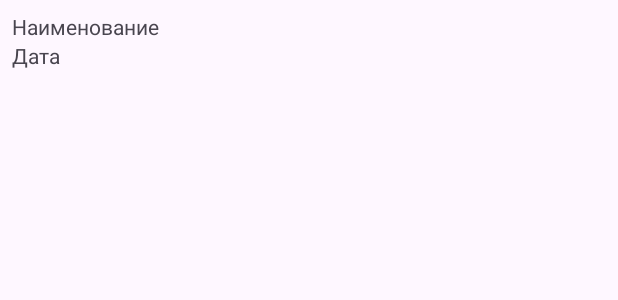
After one commit to Trebulkins/Mobile_lab6, an Android app: the layout list_item_crime.xml on its own in the app's theme, with its tools: preview values and no code run, on a phone screen of 412 x 824 dp. The commit adds this screen. Shown: the top 300 px of the screen. Run offline under Robolectric (Android 15) with nearby library versions, the phone set to English and light mode, and no system bars.

Commit message:
CrimeListFragments update 2

```diff
--- a/app/build.gradle.kts
+++ b/app/build.gradle.kts
@@ -37,6 +37,7 @@ android {
 
 dependencies {
 
+    implementation(libs.androidx.recyclerview)
     implementation(libs.androidx.lifecycle.extensions)
     implementation(libs.androidx.core.ktx)
     implementation(libs.androidx.appcompat)
--- a/app/src/main/java/com/example/mobile_lab6/MainActivity.kt
+++ b/app/src/main/java/com/example/mobile_lab6/MainActivity.kt
@@ -11,7 +11,7 @@ class MainActivity : AppCompatActivity() {
         val currentFragment =
             supportFragmentManager.findFragmentById(R.id.fragment_container)
         if (currentFragment == null) {
-            val fragment = CrimeFragment()
+            val fragment = CrimeListFragment.newInstance()
             supportFragmentManager
                 .beginTransaction()
                 .add(R.id.fragment_container, fragment)
--- /dev/null
+++ b/app/src/main/res/layout/list_item_crime.xml
@@ -0,0 +1,20 @@
+<?xml version="1.0" encoding="utf-8"?>
+<LinearLayout
+    xmlns:android="http://schemas.android.com/apk/res/android"
+    android:orientation="vertical"
+    android:layout_width="match_parent"
+    android:layout_height="wrap_content"
+    android:padding="8dp">
+
+    <TextView
+        android:id="@+id/crime_title"
+        android:layout_width="match_parent"
+        android:layout_height="wrap_content"
+        android:text="Наименование"/>
+    <TextView
+        android:id="@+id/crime_date"
+        android:layout_width="match_parent"
+        android:layout_height="wrap_content"
+        android:text="Дата"/>
+
+</LinearLayout>
--- a/gradle/libs.versions.toml
+++ b/gradle/libs.versions.toml
@@ -10,10 +10,12 @@ lifecycleExtensions = "2.0.0"
 material = "1.12.0"
 activity = "1.9.3"
 constraintlayout = "2.2.0"
+recyclerview = "1.0.0"
 
 [libraries]
 androidx-core-ktx = { group = "androidx.core", name = "core-ktx", version.ref = "coreKtx" }
 androidx-lifecycle-extensions = { module = "androidx.lifecycle:lifecycle-extensions", version.ref = "lifecycleExtensions" }
+androidx-recyclerview = { module = "androidx.recyclerview:recyclerview", version.ref = "recyclerview" }
 junit = { group = "junit", name = "junit", version.ref = "junit" }
 androidx-junit = { group = "androidx.test.ext", name = "junit", version.ref = "junitVersion" }
 androidx-espresso-core = { group = "androidx.test.espresso", name = "espresso-core", version.ref = "espressoCore" }
```
Also changed, not shown: app/src/main/java/com/example/mobile_lab6/CrimeListFragment.kt (+20 -3 lines), app/src/main/res/layout/fragment_crime_list.xml (added, +7 -0 lines).
